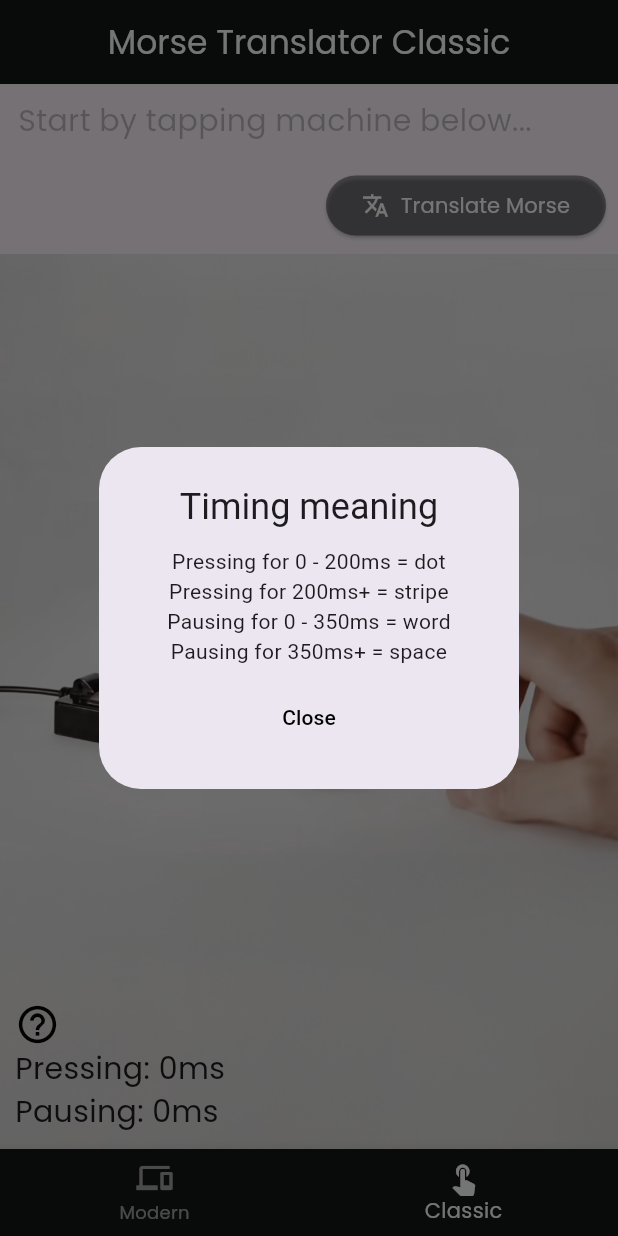
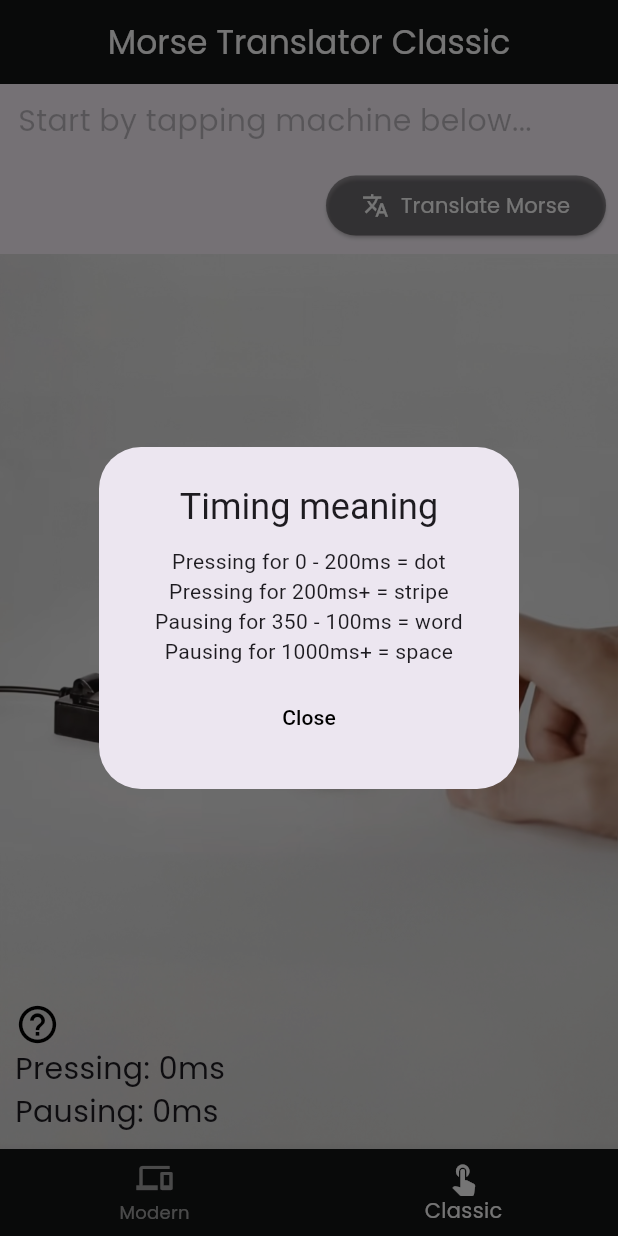
Before and after one commit to ItsJordanNL/morse-translator, a Flutter app: the screen it shows after launch, item 2 of the bottom bar chosen, after a tap on the "help outline" icon, on a phone screen of 412 x 824 dp. Run offline on Flutter 3.47's test engine with Material 3 defaults, Android fonts, the phone set to English and light mode, and no system bars.

Commit message:
Fix - Timing info

```diff
--- a/lib/classic.dart
+++ b/lib/classic.dart
@@ -66,13 +66,13 @@ class TimerButtonState extends State<TimerButton> {
                     textAlign: TextAlign.center,
                   ),
                   Text(
-                    "Pausing for 0 - 350ms = word",
+                    "Pausing for 350 - 100ms = word",
                     textAlign: TextAlign.center,
                   ),
                   Padding(
                     padding: EdgeInsets.only(bottom: 10),
                     child: Text(
-                      "Pausing for 350ms+ = space",
+                      "Pausing for 1000ms+ = space",
                       textAlign: TextAlign.center,
                     ),
                   ),
```
